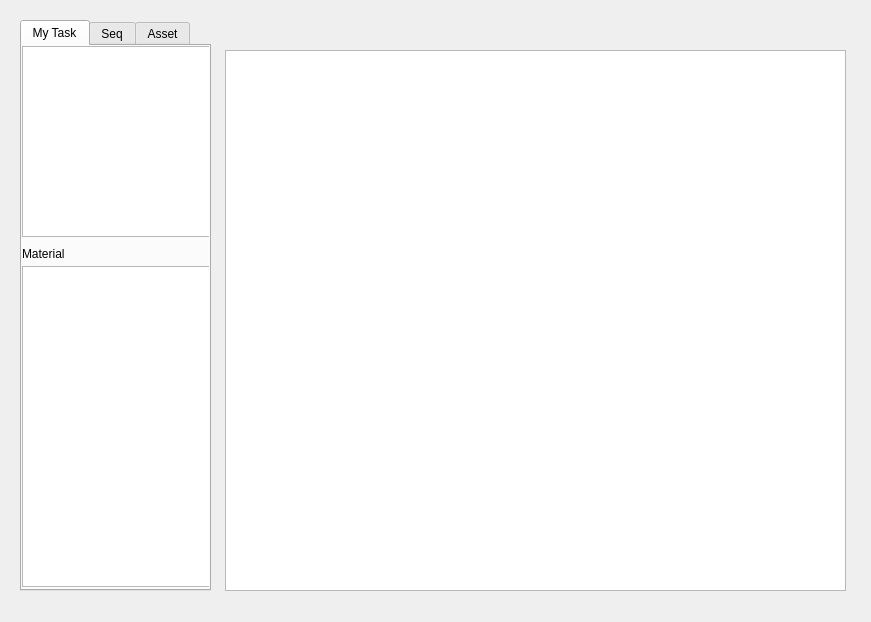
First picture: the form in toolkit/config/python/loader.ui, repository yrchoo/baked, before the edit.
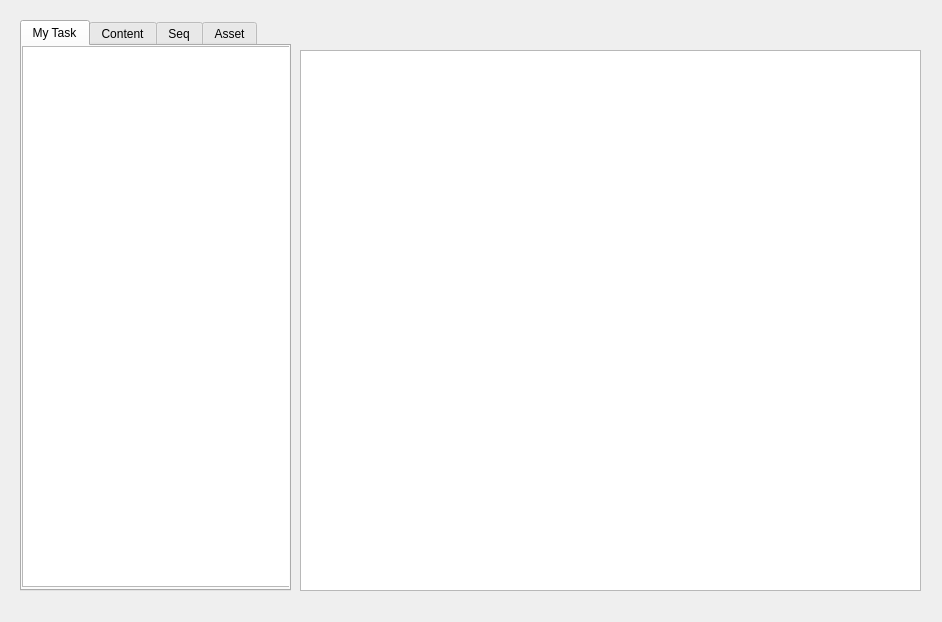
Second picture: the form after the edit.

The edit to the form file:
```diff
--- a/toolkit/config/python/loader.ui
+++ b/toolkit/config/python/loader.ui
@@ -6,7 +6,7 @@
    <rect>
     <x>0</x>
     <y>0</y>
-    <width>871</width>
+    <width>942</width>
     <height>622</height>
    </rect>
   </property>
@@ -18,7 +18,7 @@
     <rect>
      <x>20</x>
      <y>20</y>
-     <width>191</width>
+     <width>271</width>
      <height>571</height>
     </rect>
    </property>
@@ -34,8 +34,8 @@
       <rect>
        <x>0</x>
        <y>0</y>
-       <width>191</width>
-       <height>191</height>
+       <width>271</width>
+       <height>541</height>
       </rect>
      </property>
      <attribute name="headerVisible">
@@ -47,13 +47,18 @@
       </property>
      </column>
     </widget>
-    <widget class="QTreeWidget" name="treeWidget">
+   </widget>
+   <widget class="QWidget" name="tab_content">
+    <attribute name="title">
+     <string>Content</string>
+    </attribute>
+    <widget class="QTreeWidget" name="treeWidget_content">
      <property name="geometry">
       <rect>
        <x>0</x>
-       <y>220</y>
-       <width>191</width>
-       <height>321</height>
+       <y>30</y>
+       <width>271</width>
+       <height>511</height>
       </rect>
      </property>
      <attribute name="headerVisible">
@@ -65,18 +70,15 @@
       </property>
      </column>
     </widget>
-    <widget class="QLabel" name="label">
+    <widget class="QLineEdit" name="lineEdit_search">
      <property name="geometry">
       <rect>
-       <x>0</x>
-       <y>200</y>
-       <width>60</width>
-       <height>16</height>
+       <x>2</x>
+       <y>2</y>
+       <width>261</width>
+       <height>26</height>
       </rect>
      </property>
-     <property name="text">
-      <string>Material</string>
-     </property>
     </widget>
    </widget>
    <widget class="QWidget" name="tab_seq">
@@ -129,7 +131,7 @@
   <widget class="QTableWidget" name="tableWidget_files">
    <property name="geometry">
     <rect>
-     <x>225</x>
+     <x>300</x>
      <y>50</y>
      <width>621</width>
      <height>541</height>
```
Left out of the diff: 7 changed lines with no effect on the pictures.
